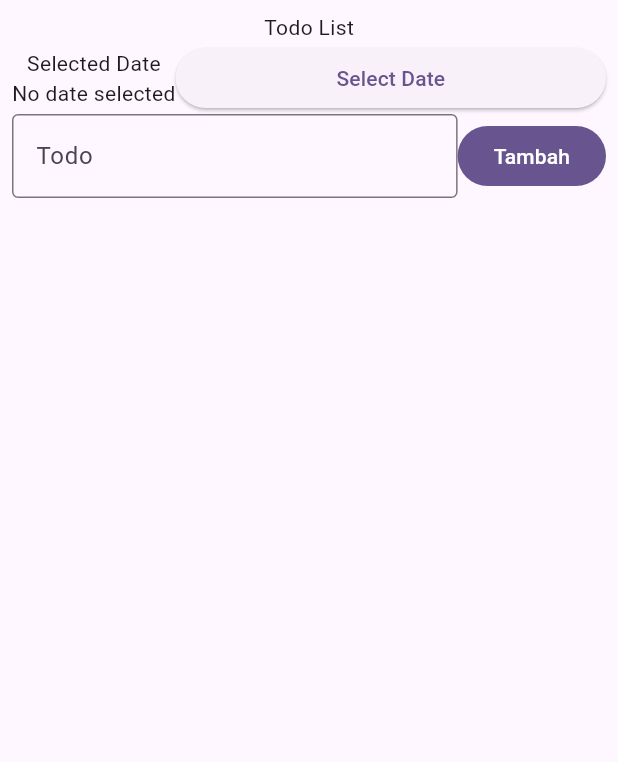
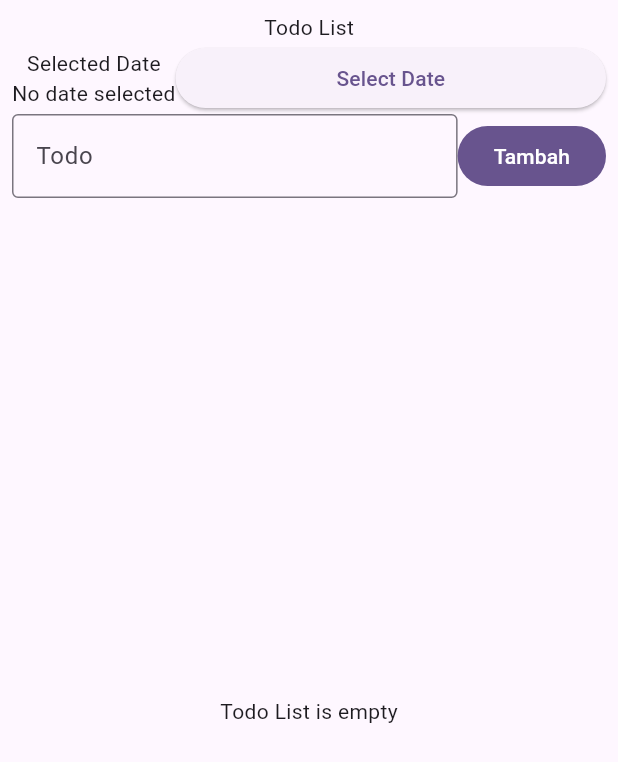
Before and after one commit to MusthafaLuthfi76/201_TodoBloc, a Flutter app: the TodoPage screen opened directly, on a phone screen of 412 x 824 dp. Shown: the top 762 px of the screen. Run offline on Flutter 3.47's test engine with Material 3 defaults, Android fonts, the phone set to English and light mode, and no system bars; our stand-ins replace bloc, flutter_bloc.

Commit message:
Memperbaiki validasi dan menambahkan tampilan untuk daftar todo

```diff
--- a/lib/presentation/todo_page.dart
+++ b/lib/presentation/todo_page.dart
@@ -60,13 +60,14 @@ class TodoPage extends StatelessWidget {
                 key: _key,
                 child: Row(
                   children: [
-                        Expanded(child: TextFormField(
+                    Expanded(
+                      child: TextFormField(
                         controller: _controller,
                         decoration: InputDecoration(
                           labelText: 'Todo',
                           border: OutlineInputBorder(),
                         ),
-                            validator: (value){
+                        validator: (value) {
                           if (value == null || value.isEmpty) {
                             return 'Please enter a todo';
                           }
@@ -75,7 +76,7 @@ class TodoPage extends StatelessWidget {
                       ),
                     ),
                     FilledButton(
-                            onPressed: (){
+                      onPressed: () {
                         if (_key.currentState!.validate()) {
                           final selectedDate = context.read<TodoBloc>().state;
                           if (selectedDate is TodoLoaded) {
@@ -90,10 +91,58 @@ class TodoPage extends StatelessWidget {
                           }
                         }
                       },
-                        child: Text('Tambah'))
+                      child: Text('Tambah'),
+                    ),
                   ],
+                ),
+              ),
 
-              ))
+              Expanded(
+                child: BlocBuilder<TodoBloc, TodoState>(
+                  builder: (context, state) {
+                    if (state is TodoLoading) {
+                      return Center(child: CircularProgressIndicator());
+                    } else if (state is TodoLoaded) {
+                      if (state.todos.isEmpty) {
+                        return Center(child: Text('Todo List is empty'));
+                      }
+                      return ListView.builder(
+                        itemCount: state.todos.length,
+                        itemBuilder: (context, index) {
+                          final todo = state.todos[index];
+                          return Container(
+                            margin: EdgeInsets.only(bottom: 8.0),
+                            padding: EdgeInsets.all(16.0),
+                            decoration: BoxDecoration(
+                                color: Colors.blue[50],
+                                borderRadius: BorderRadius.circular(8.0),
+                            ),
+                            child: Row(
+                                mainAxisAlignment: MainAxisAlignment.spaceBetween,
+                                children: [
+                                    Column(
+                                        crossAxisAlignment: CrossAxisAlignment.start,
+                                        children: [
+                                            Text(
+                                                todo.title,
+                                                style: TextStyle(
+                                                    fontSize: 16,
+                                                    fontWeight: FontWeight.bold,
+                                                ),
+                                            ),
+                                        ],
+                                    )
+                                ],
+                            ),
+                          );
+                        },
+                      );
+                    } else {
+                      return Center(child: Text('No todos found'));
+                    }
+                  },
+                ),
+              ),
             ],
           ),
         ),
```
Lines whose indentation alone changed are shown as unchanged.
